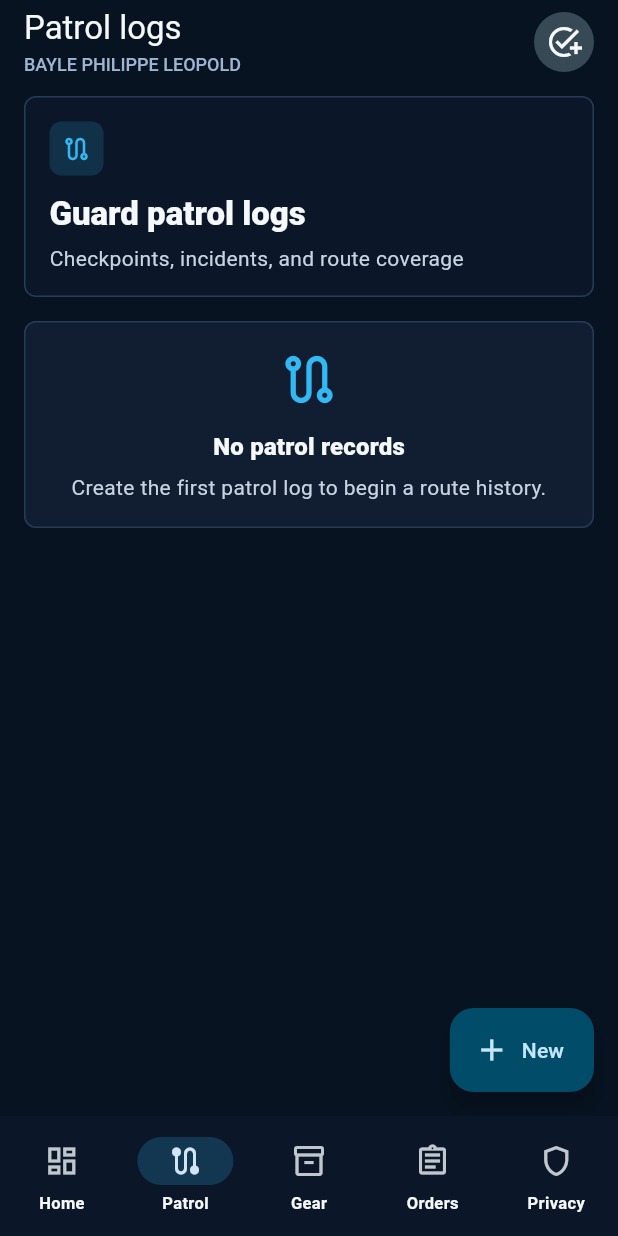
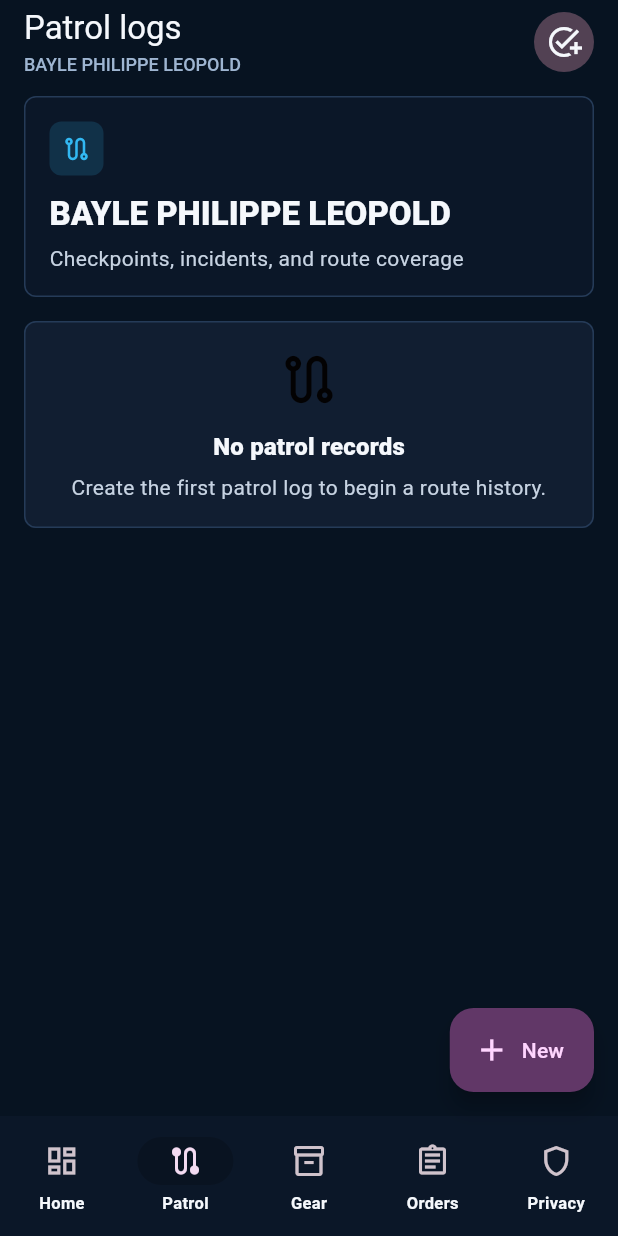
Before and after one commit to EOOrga/68d9d0fd1299230338cc81fd, a Flutter app: the screen it shows after launch, item 2 of the bottom bar chosen, on a phone screen of 412 x 824 dp. Run offline on Flutter 3.47's test engine with Material 3 defaults, Android fonts, the phone set to English and light mode, and no system bars; our stand-ins replace shared_preferences.

Commit message:
Create Flutter variant com.timbres.baylephilippel

```diff
--- a/lib/main.dart
+++ b/lib/main.dart
@@ -28,9 +28,9 @@ class BayleOpsApp extends StatelessWidget {
 }
 
 ThemeData _buildTheme() {
-  const primary = Color(0xFF32B8F2);
-  const secondary = Color(0xFF16C7A6);
-  const tertiary = Color(0xFFF4B727);
+  const primary = Color(0xFF030203);
+  const secondary = Color(0xFF030203);
+  const tertiary = Color(0xFFC4A6C4);
   const purple = Color(0xFF8E63F2);
   const surface = Color(0xFF101B2D);
   const background = Color(0xFF071321);
@@ -355,7 +355,7 @@ class _OperationsShellState extends State<OperationsShell> {
     final pages = <Widget>[
       DashboardScreen(records: _records, onOpenRecord: _openDetail),
       KindRecordsScreen(
-        title: 'Guard patrol logs',
+        title: 'BAYLE PHILIPPE LEOPOLD',
         subtitle: 'Checkpoints, incidents, and route coverage',
         emptyText: 'Create the first patrol log to begin a route history.',
         kinds: const [RecordKind.patrolLog],
--- a/pubspec.yaml
+++ b/pubspec.yaml
@@ -1,4 +1,4 @@
-name: bayle_ops
+name: baylephilippel
 description: "Local operations workspace for guard patrols, equipment, procurement, and supply ordering."
 publish_to: 'none'
 version: 1.0.0+1
@@ -26,6 +26,6 @@ flutter:
 flutter_launcher_icons:
   android: true
   image_path: "docs/icon.png"
-  adaptive_icon_background: "#071321"
-  adaptive_icon_foreground: "docs/icon.png"
+  adaptive_icon_background: "#C4A6C4"
+  adaptive_icon_foreground: docs/icon.png
   remove_alpha_android: true
```
Also changed, not shown: docs/icon.png, 10 other files.
